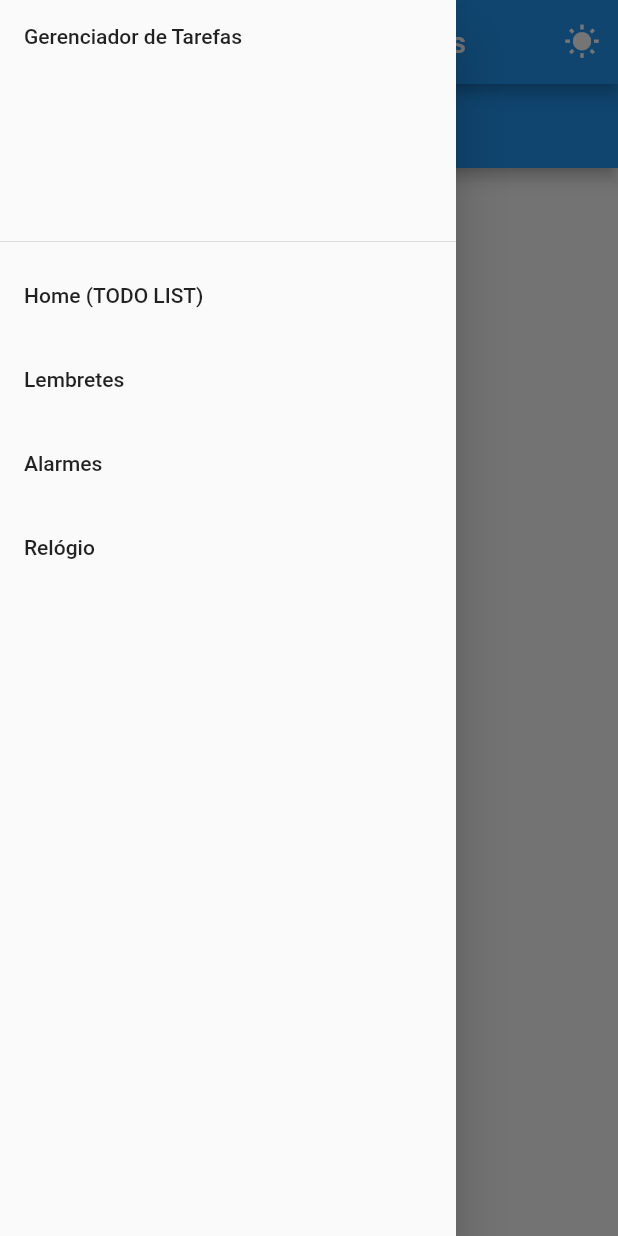
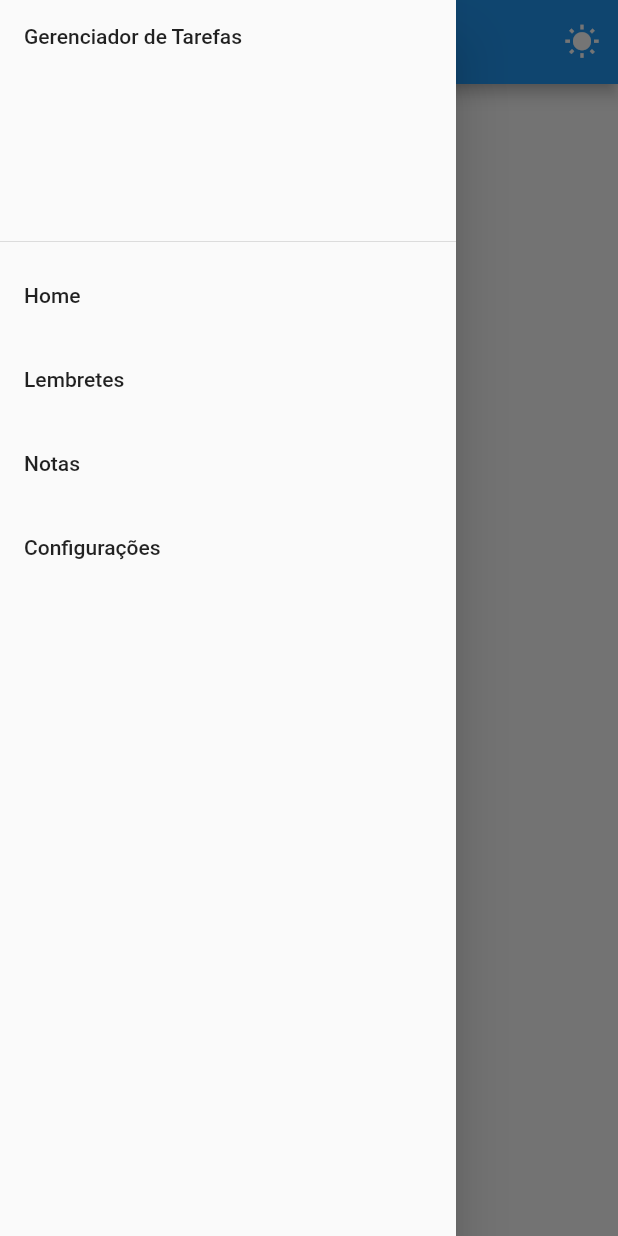
Before and after one commit to CyberGutz/GerenciadorDeTarefas, a Flutter app: the screen it shows after launch, with the side drawer open, on a phone screen of 412 x 824 dp. Run offline on Flutter 3.47's test engine with Material 2 defaults, Android fonts, the phone set to English and light mode, and no system bars; our stand-ins replace shared_preferences, sqflite; accounts and stored records are empty.

Commit message:
Refatoração de Código

```diff
--- a/gerenciador_de_tarefas/lib/alarmes.dart
+++ b/gerenciador_de_tarefas/lib/alarmes.dart
@@ -6,11 +6,8 @@
   @override
   Widget build(BuildContext context) {
     return Scaffold(
-      appBar: AppBar(
-        title: const Text('Alarmes'),
-      ),
       body: Center(
-        child: Row(children: const <Widget>[Text('Placeholder')]),
+        child: Row(children: const <Widget>[Text('Lembretes')]),
       ),
     );
   }
--- a/gerenciador_de_tarefas/lib/lembretes.dart
+++ b/gerenciador_de_tarefas/lib/lembretes.dart
@@ -6,11 +6,8 @@
   @override
   Widget build(BuildContext context) {
     return Scaffold(
-      appBar: AppBar(
-        title: const Text('Lembretes'),
-      ),
       body: Center(
-        child: Row(children: const <Widget>[Text('Placeholder')]),
+        child: Row(children: const <Widget>[Text('Notas')]),
       ),
     );
   }
--- a/gerenciador_de_tarefas/lib/navBar.dart
+++ b/gerenciador_de_tarefas/lib/navBar.dart
@@ -48,7 +48,7 @@
         appBar: AppBar(
           centerTitle: true,
           title: const Text(
-            "Gerenciador De Tarefas",
+            "Task View",
             textAlign: TextAlign.center,
           ),
           actions: [
@@ -71,7 +71,7 @@
                   decoration: BoxDecoration(),
                   child: Text('Gerenciador de Tarefas')),
               ListTile(
-                  title: const Text('Home (TODO LIST)'),
+                  title: const Text('Home'),
                   onTap: () {
                     _onItemTapped(0);
                     Navigator.pop(context);
@@ -83,13 +83,13 @@
                     Navigator.pop(context);
                   }),
               ListTile(
-                  title: const Text('Alarmes'),
+                  title: const Text('Notas'),
                   onTap: () {
                     _onItemTapped(2);
                     Navigator.pop(context);
                   }),
               ListTile(
-                  title: const Text('Relógio'),
+                  title: const Text('Configurações'),
                   onTap: () {
                     _onItemTapped(3);
                     Navigator.pop(context);
--- a/gerenciador_de_tarefas/lib/relogio.dart
+++ b/gerenciador_de_tarefas/lib/relogio.dart
@@ -6,11 +6,8 @@
   @override
   Widget build(BuildContext context) {
     return Scaffold(
-      appBar: AppBar(
-        title: const Text('Relógio'),
-      ),
       body: Center(
-        child: Row(children: const <Widget>[Text('Placeholder')]),
+        child: Row(children: const <Widget>[Text('Configs')]),
       ),
     );
   }
--- a/gerenciador_de_tarefas/lib/todo.dart
+++ b/gerenciador_de_tarefas/lib/todo.dart
@@ -6,11 +6,8 @@
   @override
   Widget build(BuildContext context) {
     return Scaffold(
-      appBar: AppBar(
-        title: const Text('A Fazer'),
-      ),
       body: Center(
-        child: Row(children: const <Widget>[Text('Placeholder')]),
+        child: Row(children: const <Widget>[Text('Home')]),
       ),
     );
   }
```
